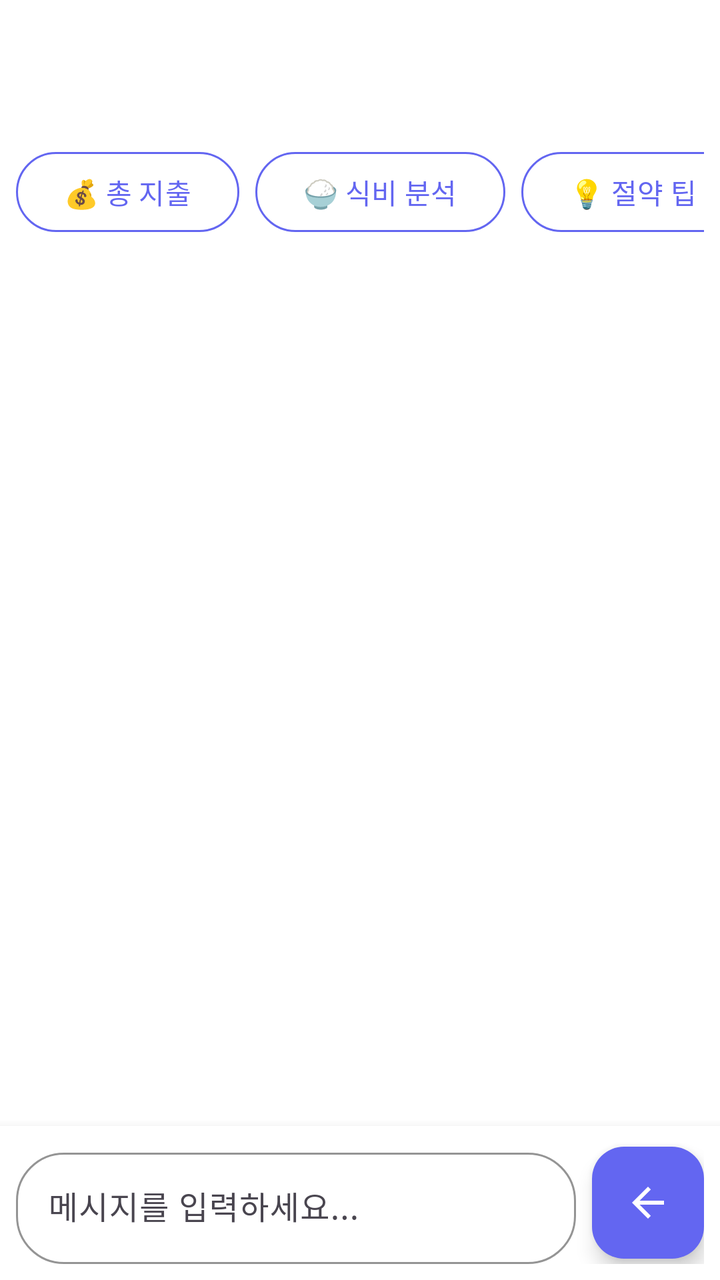
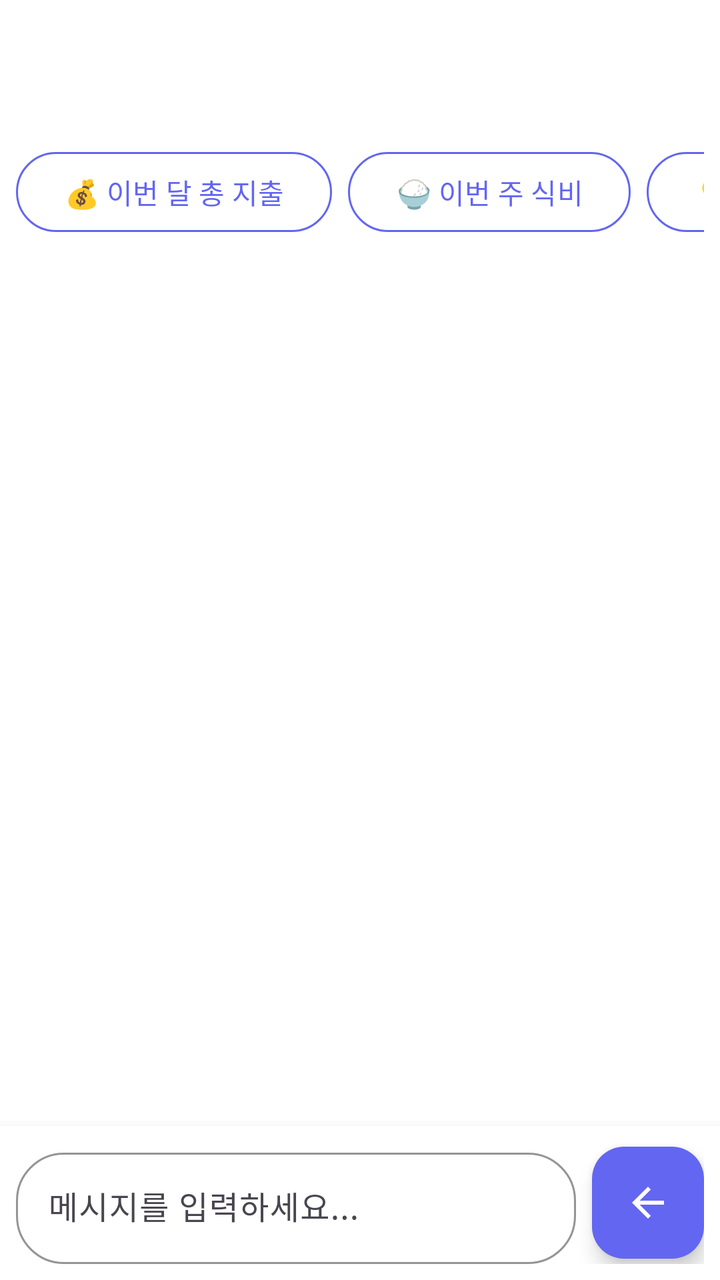

An Android layout rendered at two revisions. The XML below is the earlier revision; the diff shows what the commit changed to produce the second picture.
<!-- AndroidManifest.xml: application theme Theme.Receiptify -->
<!-- res/layout/activity_chatbot.xml -->
<?xml version="1.0" encoding="utf-8"?>
<androidx.coordinatorlayout.widget.CoordinatorLayout xmlns:android="http://schemas.android.com/apk/res/android"
    xmlns:app="http://schemas.android.com/apk/res-auto"
    android:layout_width="match_parent"
    android:layout_height="match_parent"
    android:background="?attr/colorSurface">

    <com.google.android.material.appbar.AppBarLayout
        android:layout_width="match_parent"
        android:layout_height="wrap_content"
        android:background="?attr/colorSurface"
        app:elevation="0dp">

        <androidx.appcompat.widget.Toolbar
            android:id="@+id/toolbar"
            android:layout_width="match_parent"
            android:layout_height="?attr/actionBarSize" />

    </com.google.android.material.appbar.AppBarLayout>

    <LinearLayout
        android:layout_width="match_parent"
        android:layout_height="match_parent"
        android:orientation="vertical"
        app:layout_behavior="@string/appbar_scrolling_view_behavior">

        
        <HorizontalScrollView
            android:layout_width="match_parent"
            android:layout_height="wrap_content"
            android:padding="8dp"
            android:scrollbars="none">

            <LinearLayout
                android:layout_width="wrap_content"
                android:layout_height="wrap_content"
                android:orientation="horizontal">

                <com.google.android.material.button.MaterialButton
                    android:id="@+id/btnQuickTotal"
                    style="@style/Widget.Material3.Button.OutlinedButton"
                    android:layout_width="wrap_content"
                    android:layout_height="wrap_content"
                    android:layout_marginEnd="8dp"
                    android:text="💰 총 지출"
                    android:textSize="14sp"
                    app:strokeColor="@color/primary_purple" />

                <com.google.android.material.button.MaterialButton
                    android:id="@+id/btnQuickFood"
                    style="@style/Widget.Material3.Button.OutlinedButton"
                    android:layout_width="wrap_content"
                    android:layout_height="wrap_content"
                    android:layout_marginEnd="8dp"
                    android:text="🍚 식비 분석"
                    android:textSize="14sp"
                    app:strokeColor="@color/primary_purple" />

                <com.google.android.material.button.MaterialButton
                    android:id="@+id/btnQuickTips"
                    style="@style/Widget.Material3.Button.OutlinedButton"
                    android:layout_width="wrap_content"
                    android:layout_height="wrap_content"
                    android:layout_marginEnd="8dp"
                    android:text="💡 절약 팁"
                    android:textSize="14sp"
                    app:strokeColor="@color/primary_purple" />

                <com.google.android.material.button.MaterialButton
                    android:id="@+id/btnQuickAnalysis"
                    style="@style/Widget.Material3.Button.OutlinedButton"
                    android:layout_width="wrap_content"
                    android:layout_height="wrap_content"
                    android:text="📊 소비 분석"
                    android:textSize="14sp"
                    app:strokeColor="@color/primary_purple" />

            </LinearLayout>

        </HorizontalScrollView>

        
        <FrameLayout
            android:layout_width="match_parent"
            android:layout_height="0dp"
            android:layout_weight="1">

            <androidx.recyclerview.widget.RecyclerView
                android:id="@+id/rvMessages"
                android:layout_width="match_parent"
                android:layout_height="match_parent"
                android:clipToPadding="false"
                android:padding="16dp" />

            
            <ProgressBar
                android:id="@+id/progressBar"
                android:layout_width="wrap_content"
                android:layout_height="wrap_content"
                android:layout_gravity="center"
                android:visibility="gone" />

        </FrameLayout>

        
        <LinearLayout
            android:layout_width="match_parent"
            android:layout_height="wrap_content"
            android:background="?attr/colorSurface"
            android:elevation="8dp"
            android:gravity="center_vertical"
            android:orientation="horizontal"
            android:padding="8dp">

            <com.google.android.material.textfield.TextInputLayout
                android:layout_width="0dp"
                android:layout_height="wrap_content"
                android:layout_weight="1"
                app:boxBackgroundMode="outline"
                app:boxCornerRadiusBottomEnd="24dp"
                app:boxCornerRadiusBottomStart="24dp"
                app:boxCornerRadiusTopEnd="24dp"
                app:boxCornerRadiusTopStart="24dp"
                app:boxStrokeColor="@color/primary_purple">

                <com.google.android.material.textfield.TextInputEditText
                    android:id="@+id/etMessage"
                    android:layout_width="match_parent"
                    android:layout_height="wrap_content"
                    android:hint="메시지를 입력하세요..."
                    android:imeOptions="actionSend"
                    android:inputType="textMultiLine"
                    android:maxLines="3" />

            </com.google.android.material.textfield.TextInputLayout>

            <com.google.android.material.floatingactionbutton.FloatingActionButton
                android:id="@+id/fabSend"
                android:layout_width="wrap_content"
                android:layout_height="wrap_content"
                android:layout_marginStart="8dp"
                android:contentDescription="전송"
                android:src="@drawable/ic_back"
                app:backgroundTint="@color/primary_purple"
                app:fabSize="mini"
                app:tint="@color/white" />

        </LinearLayout>

    </LinearLayout>

</androidx.coordinatorlayout.widget.CoordinatorLayout>
<!-- resources referenced by this layout -->
<resources>
  <color name="primary_purple">#6366F1</color>
  <color name="white">#FFFFFF</color>
  <!-- drawable ic_back (drawable) -->
  <?xml version="1.0" encoding="utf-8"?>
  <vector xmlns:android="http://schemas.android.com/apk/res/android"
      android:width="24dp"
      android:height="24dp"
      android:viewportWidth="24"
      android:viewportHeight="24">
      <path
          android:fillColor="#FF000000"
          android:pathData="M20,11H7.83l5.59,-5.59L12,4l-8,8 8,8 1.41,-1.41L7.83,13H20v-2z" />
  </vector>
  <style name="Theme.Receiptify" parent="Base.Theme.Receiptify" />
  <style name="Base.Theme.Receiptify" parent="Theme.Material3.Light.NoActionBar">
          <item name="colorPrimary">@color/primary_purple</item>
          <item name="colorPrimaryVariant">@color/primary_purple_dark</item>
          <item name="colorOnPrimary">@color/white</item>
  
          <item name="colorSurface">@color/surface_light</item>
          <item name="colorOnSurface">@color/text_primary</item>
  
          <item name="android:colorBackground">@color/background_light</item>
          <item name="colorOnBackground">@color/text_primary</item>
  
          <item name="colorOutline">@color/divider</item>
      </style>
  <color name="primary_purple_dark">#4F46E5</color>
  <color name="surface_light">#FFFFFF</color>
  <color name="text_primary">#111827</color>
  <color name="background_light">#F9FAFB</color>
  <color name="divider">#E5E7EB</color>
</resources>

<!-- the commit's change to res/layout/activity_chatbot.xml (unified diff, before → after) -->
@@ -42,7 +42,7 @@
                     android:layout_width="wrap_content"
                     android:layout_height="wrap_content"
                     android:layout_marginEnd="8dp"
-                    android:text="💰 총 지출"
+                    android:text="💰 이번 달 총 지출"
                     android:textSize="14sp"
                     app:strokeColor="@color/primary_purple" />
 
@@ -52,7 +52,7 @@
                     android:layout_width="wrap_content"
                     android:layout_height="wrap_content"
                     android:layout_marginEnd="8dp"
-                    android:text="🍚 식비 분석"
+                    android:text="🍚 이번 주 식비"
                     android:textSize="14sp"
                     app:strokeColor="@color/primary_purple" />
 
